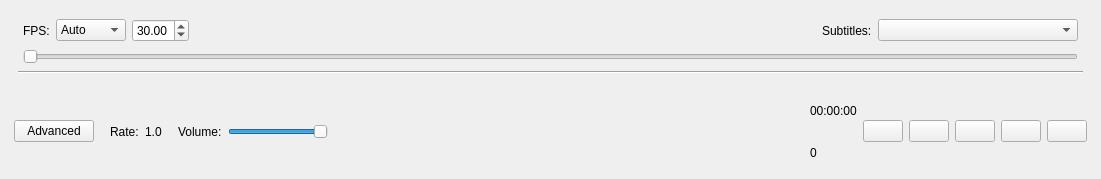
Before: the Qt Designer form vian/qt_ui/PlayerControls.ui in FilmColors/VIAN, drawn with Qt 5.
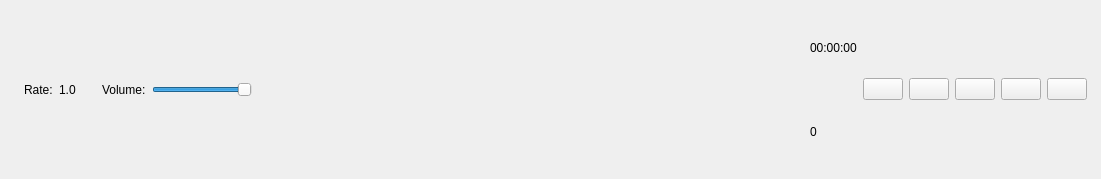
After: the same form once the commit is applied. Icons and pictures are not drawn.

Commit message: .tidy up player controls

The edit to the form file:
```diff
--- a/vian/qt_ui/PlayerControls.ui
+++ b/vian/qt_ui/PlayerControls.ui
@@ -32,134 +32,6 @@
    <layout class="QGridLayout" name="gridLayout">
     <item row="0" column="0">
      <layout class="QVBoxLayout" name="vl_controls">
-      <item>
-       <widget class="QWidget" name="slidercontainer" native="true">
-        <layout class="QVBoxLayout" name="verticalLayout">
-         <item>
-          <layout class="QHBoxLayout" name="horizontalLayout_2">
-           <property name="leftMargin">
-            <number>5</number>
-           </property>
-           <property name="rightMargin">
-            <number>5</number>
-           </property>
-           <item>
-            <widget class="QLabel" name="label_3">
-             <property name="text">
-              <string>FPS:</string>
-             </property>
-            </widget>
-           </item>
-           <item>
-            <widget class="QComboBox" name="cB_fps_Mode">
-             <item>
-              <property name="text">
-               <string>Auto</string>
-              </property>
-             </item>
-             <item>
-              <property name="text">
-               <string>Manual</string>
-              </property>
-             </item>
-            </widget>
-           </item>
-           <item>
-            <widget class="QDoubleSpinBox" name="sp_fps">
-             <property name="minimum">
-              <double>1.000000000000000</double>
-             </property>
-             <property name="value">
-              <double>30.000000000000000</double>
-             </property>
-            </widget>
-           </item>
-           <item>
-            <spacer name="horizontalSpacer">
-             <property name="orientation">
-              <enum>Qt::Horizontal</enum>
-             </property>
-             <property name="sizeType">
-              <enum>QSizePolicy::Expanding</enum>
-             </property>
-             <property name="sizeHint" stdset="0">
-              <size>
-               <width>40</width>
-               <height>20</height>
-              </size>
-             </property>
-            </spacer>
-           </item>
-           <item>
-            <widget class="QLabel" name="label_4">
-             <property name="text">
-              <string>Subtitles:</string>
-             </property>
-            </widget>
-           </item>
-           <item>
-            <widget class="QComboBox" name="comboBox_Subs">
-             <property name="sizePolicy">
-              <sizepolicy hsizetype="Preferred" vsizetype="Fixed">
-               <horstretch>1</horstretch>
-               <verstretch>0</verstretch>
-              </sizepolicy>
-             </property>
-             <property name="minimumSize">
-              <size>
-               <width>50</width>
-               <height>0</height>
-              </size>
-             </property>
-             <property name="maximumSize">
-              <size>
-               <width>200</width>
-               <height>16777215</height>
-              </size>
-             </property>
-            </widget>
-           </item>
-          </layout>
-         </item>
-         <item>
-          <layout class="QHBoxLayout" name="horizontalLayout">
-           <property name="leftMargin">
-            <number>5</number>
-           </property>
-           <property name="rightMargin">
-            <number>5</number>
-           </property>
-           <item>
-            <widget class="QSlider" name="sl_position">
-             <property name="sizePolicy">
-              <sizepolicy hsizetype="Expanding" vsizetype="Fixed">
-               <horstretch>0</horstretch>
-               <verstretch>0</verstretch>
-              </sizepolicy>
-             </property>
-             <property name="maximum">
-              <number>10000</number>
-             </property>
-             <property name="pageStep">
-              <number>1</number>
-             </property>
-             <property name="orientation">
-              <enum>Qt::Horizontal</enum>
-             </property>
-            </widget>
-           </item>
-          </layout>
-         </item>
-         <item>
-          <widget class="Line" name="line">
-           <property name="orientation">
-            <enum>Qt::Horizontal</enum>
-           </property>
-          </widget>
-         </item>
-        </layout>
-       </widget>
-      </item>
       <item>
        <widget class="QWidget" name="controlsContainer" native="true">
         <layout class="QHBoxLayout" name="hl_bottom">
@@ -191,13 +63,6 @@
            </property>
           </spacer>
          </item>
-         <item>
-          <widget class="QPushButton" name="btn_HideSlider">
-           <property name="text">
-            <string>Advanced</string>
-           </property>
-          </widget>
-         </item>
          <item>
           <spacer name="horizontalSpacer_5">
            <property name="orientation">
@@ -238,7 +103,7 @@
            </property>
            <property name="sizeHint" stdset="0">
             <size>
-             <width>10</width>
+             <width>20</width>
              <height>20</height>
             </size>
            </property>
@@ -285,6 +150,100 @@
            </property>
           </widget>
          </item>
+         <item>
+          <spacer name="horizontalSpacer_6">
+           <property name="orientation">
+            <enum>Qt::Horizontal</enum>
+           </property>
+           <property name="sizeType">
+            <enum>QSizePolicy::Fixed</enum>
+           </property>
+           <property name="sizeHint" stdset="0">
+            <size>
+             <width>20</width>
+             <height>20</height>
+            </size>
+           </property>
+          </spacer>
+         </item>
+         <item>
+           <item>
+            <widget class="QLabel" name="label_3">
+             <property name="text">
+              <string>FPS:</string>
+             </property>
+            </widget>
+           </item>
+           <item>
+            <widget class="QComboBox" name="cB_fps_Mode">
+             <item>
+              <property name="text">
+               <string>Auto</string>
+              </property>
+             </item>
+             <item>
+              <property name="text">
+               <string>Manual</string>
+              </property>
+             </item>
+            </widget>
+           </item>
+           <item>
+            <widget class="QDoubleSpinBox" name="sp_fps">
+             <property name="minimum">
+              <double>1.000000000000000</double>
+             </property>
+             <property name="value">
+              <double>30.000000000000000</double>
+             </property>
+            </widget>
+           </item>
+           <item>
+            <spacer name="horizontalSpacer">
+             <property name="orientation">
+              <enum>Qt::Horizontal</enum>
+             </property>
+             <property name="sizeType">
+              <enum>QSizePolicy::Fixed</enum>
+             </property>
+             <property name="sizeHint" stdset="0">
+              <size>
+               <width>20</width>
+               <height>20</height>
+              </size>
+             </property>
+            </spacer>
+           </item>
+           <item>
+            <widget class="QLabel" name="label_4">
+             <property name="text">
+              <string>Subtitles:</string>
+             </property>
+            </widget>
+           </item>
+           <item>
+            <widget class="QComboBox" name="comboBox_Subs">
+             <property name="sizePolicy">
+              <sizepolicy hsizetype="Preferred" vsizetype="Fixed">
+               <horstretch>1</horstretch>
+               <verstretch>0</verstretch>
+              </sizepolicy>
+             </property>
+             <property name="minimumSize">
+              <size>
+               <width>50</width>
+               <height>0</height>
+              </size>
+             </property>
+             <property name="maximumSize">
+              <size>
+               <width>200</width>
+               <height>16777215</height>
+              </size>
+             </property>
+            </widget>
+           </item>
+         </item>
          <item>
           <spacer name="horizontalSpacer_2">
            <property name="orientation">
```
The commit also changes 1 other file.
